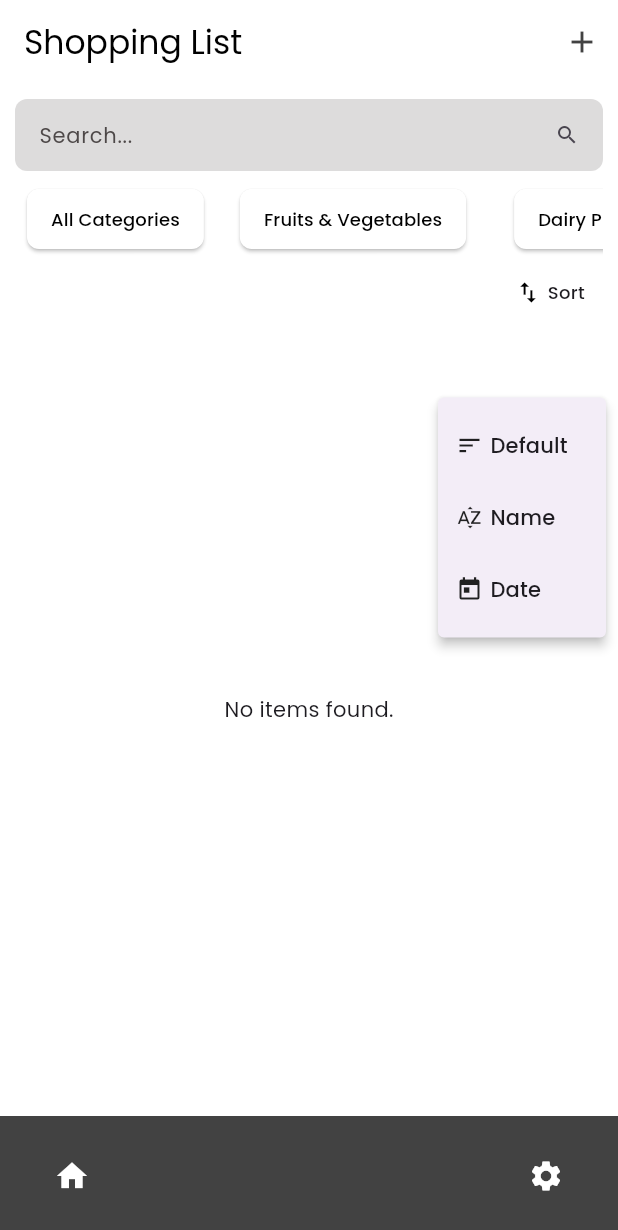
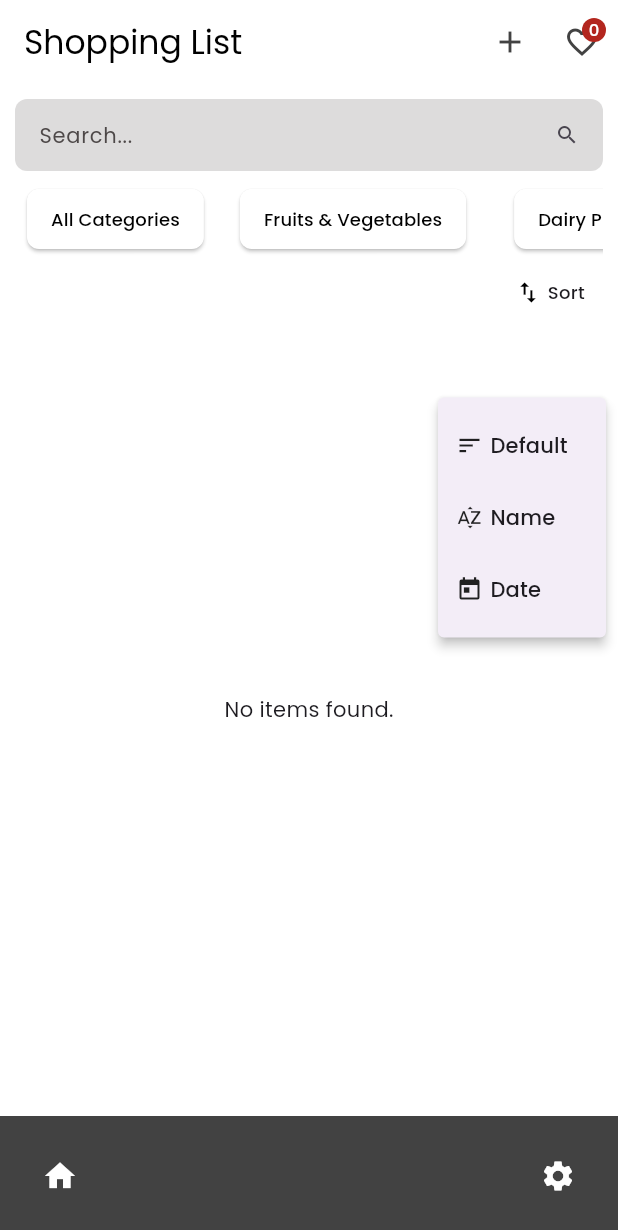
Before and after one commit to kenxsantos/shopping-list-flutter-bloc, a Flutter app: the screen it shows after launch, after a tap on "Fruits & Vegetables", after a tap on "Sort", on a phone screen of 412 x 824 dp. Shown: the top 1230 px of the screen. Run offline on Flutter 3.47's test engine with Material 3 defaults, Android fonts, the phone set to English and light mode, and no system bars; our stand-ins replace equatable, flutter_bloc, google_fonts, sqflite; accounts and stored records are empty.

Commit message:
feat: integrate FavoriteCountIcon

```diff
--- a/lib/ui/pages/home/screens/shopping_home.dart
+++ b/lib/ui/pages/home/screens/shopping_home.dart
@@ -1,4 +1,5 @@
 import 'package:dartactivity/repository/models/shopping_model.dart';
+import 'package:dartactivity/ui/pages/favorite/widgets/all_list_favorites/favorite_count_icon.dart';
 import 'package:dartactivity/ui/pages/home/screens/shopping_layout.dart';
 import 'package:dartactivity/ui/pages/home/widgets/list_by_category_widget/bloc/list_by_category_bloc.dart';
 import 'package:dartactivity/ui/widgets/item_add_dialog.dart';
@@ -50,9 +51,9 @@ class _ShoppingHomeState extends State<ShoppingHome> {
               );
             },
           ),
-          // ShoppingHelper.countIconButton(
-          //   icon: Icon(Icons.favorite_border_outlined),
-          // ),
+          FavoriteCountIcon(
+            icon: Icon(Icons.favorite_border_outlined, color: Colors.grey[800]),
+          ),
         ],
       ),
       bottomNavigationBar: BottomAppBar(
@@ -60,8 +61,6 @@ class _ShoppingHomeState extends State<ShoppingHome> {
         shape: CircularNotchedRectangle(),
         notchMargin: 6,
         color: Colors.grey[800],
-        child: Padding(
-          padding: const EdgeInsets.all(8),
         child: Row(
           mainAxisAlignment: MainAxisAlignment.spaceBetween,
           children: [
@@ -80,7 +79,6 @@ class _ShoppingHomeState extends State<ShoppingHome> {
           ],
         ),
       ),
-      ),
       body: HomeLayout(),
     );
   }
```
Lines whose indentation alone changed are shown as unchanged.
